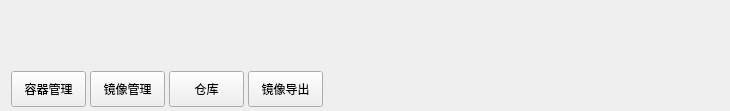
The window that Qt-Project/VBoxLayoutMenu/widget.ui (chenchongbiao/os-study) describes before a commit, drawn with Qt 5.
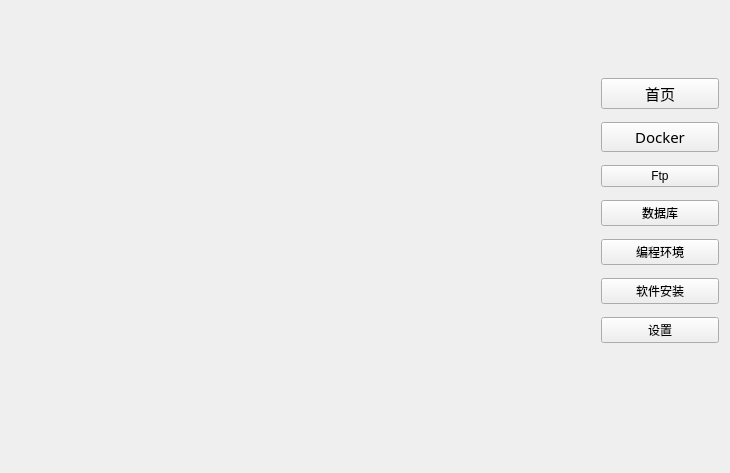
The same window after the commit.

Diff of the .ui file:
```diff
--- a/Qt-Project/VBoxLayoutMenu/widget.ui
+++ b/Qt-Project/VBoxLayoutMenu/widget.ui
@@ -7,7 +7,7 @@
     <x>0</x>
     <y>0</y>
     <width>730</width>
-    <height>111</height>
+    <height>473</height>
    </rect>
   </property>
   <property name="windowTitle">
@@ -26,91 +26,135 @@
   <widget class="QWidget" name="widget" native="true">
    <property name="geometry">
     <rect>
-     <x>0</x>
+     <x>590</x>
      <y>60</y>
-     <width>331</width>
-     <height>52</height>
+     <width>140</width>
+     <height>301</height>
     </rect>
    </property>
-   <layout class="QHBoxLayout" name="horizontalLayout">
+   <layout class="QVBoxLayout" name="verticalLayout">
     <item>
-     <widget class="QPushButton" name="btn1">
-      <property name="minimumSize">
-       <size>
-        <width>75</width>
-        <height>36</height>
-       </size>
+     <widget class="QPushButton" name="menu_home">
+      <property name="font">
+       <font>
+        <family>Zeniq</family>
+        <pointsize>11</pointsize>
+        <weight>50</weight>
+        <italic>false</italic>
+        <bold>false</bold>
+       </font>
       </property>
-      <property name="maximumSize">
-       <size>
-        <width>75</width>
-        <height>36</height>
-       </size>
+      <property name="styleSheet">
+       <string notr="true">font: 11pt &quot;Zeniq&quot;;</string>
       </property>
       <property name="text">
-       <string>容器管理</string>
+       <string>首页</string>
       </property>
+      <property name="flat">
+       <bool>false</bool>
+      </property>
      </widget>
     </item>
     <item>
-     <widget class="QPushButton" name="btn2">
-      <property name="minimumSize">
-       <size>
-        <width>75</width>
-        <height>36</height>
-       </size>
+     <widget class="QPushButton" name="menu_docker">
+      <property name="font">
+       <font>
+        <family>Zeniq</family>
+        <pointsize>11</pointsize>
+        <weight>50</weight>
+        <italic>false</italic>
+        <bold>false</bold>
+       </font>
       </property>
-      <property name="maximumSize">
-       <size>
-        <width>75</width>
-        <height>36</height>
-       </size>
+      <property name="styleSheet">
+       <string notr="true">font: 11pt &quot;Zeniq&quot;;</string>
       </property>
       <property name="text">
-       <string>镜像管理</string>
+       <string>Docker</string>
       </property>
+      <property name="flat">
+       <bool>false</bool>
+      </property>
      </widget>
     </item>
     <item>
-     <widget class="QPushButton" name="btn3">
-      <property name="minimumSize">
-       <size>
-        <width>75</width>
-        <height>36</height>
-       </size>
+     <widget class="QPushButton" name="menu_ftp">
+      <property name="styleSheet">
+       <string notr="true">font: 11pt &quot;Zeniq&quot;;</string>
       </property>
-      <property name="maximumSize">
-       <size>
-        <width>75</width>
-        <height>36</height>
-       </size>
+      <property name="text">
+       <string>Ftp</string>
       </property>
+      <property name="flat">
+       <bool>false</bool>
+      </property>
+     </widget>
+    </item>
+    <item>
+     <widget class="QPushButton" name="menu_sql">
+      <property name="styleSheet">
+       <string notr="true">font: 11pt &quot;Zeniq&quot;;</string>
+      </property>
       <property name="text">
-       <string>仓库</string>
+       <string>数据库</string>
       </property>
+      <property name="flat">
+       <bool>false</bool>
+      </property>
      </widget>
     </item>
     <item>
-     <widget class="QPushButton" name="btn4">
-      <property name="minimumSize">
-       <size>
-        <width>75</width>
-        <height>36</height>
-       </size>
+     <widget class="QPushButton" name="menu_programming">
+      <property name="styleSheet">
+       <string notr="true">font: 11pt &quot;Zeniq&quot;;</string>
       </property>
-      <property name="maximumSize">
-       <size>
-        <width>75</width>
-        <height>36</height>
-       </size>
+      <property name="text">
+       <string>编程环境</string>
       </property>
+      <property name="flat">
+       <bool>false</bool>
+      </property>
+     </widget>
+    </item>
+    <item>
+     <widget class="QPushButton" name="menu_software">
+      <property name="styleSheet">
+       <string notr="true">font: 11pt &quot;Zeniq&quot;;</string>
+      </property>
       <property name="text">
-       <string>镜像导出</string>
+       <string>软件安装</string>
+      </property>
+      <property name="flat">
+       <bool>false</bool>
+      </property>
+     </widget>
+    </item>
+    <item>
+     <widget class="QPushButton" name="menu_setting">
+      <property name="styleSheet">
+       <string notr="true">font: 11pt &quot;Zeniq&quot;;</string>
+      </property>
+      <property name="text">
+       <string>设置</string>
+      </property>
+      <property name="flat">
+       <bool>false</bool>
       </property>
      </widget>
     </item>
    </layout>
   </widget>
+  <widget class="QWidget" name="left_menu" native="true">
+   <property name="geometry">
+    <rect>
+     <x>0</x>
+     <y>60</y>
+     <width>140</width>
+     <height>411</height>
+    </rect>
+   </property>
+   <layout class="QVBoxLayout" name="verticalLayout_2"/>
+  </widget>
  </widget>
  <layoutdefault spacing="6" margin="11"/>
  <resources/>
```
Left out of the diff: 4 changed lines with no effect on the pictures.
